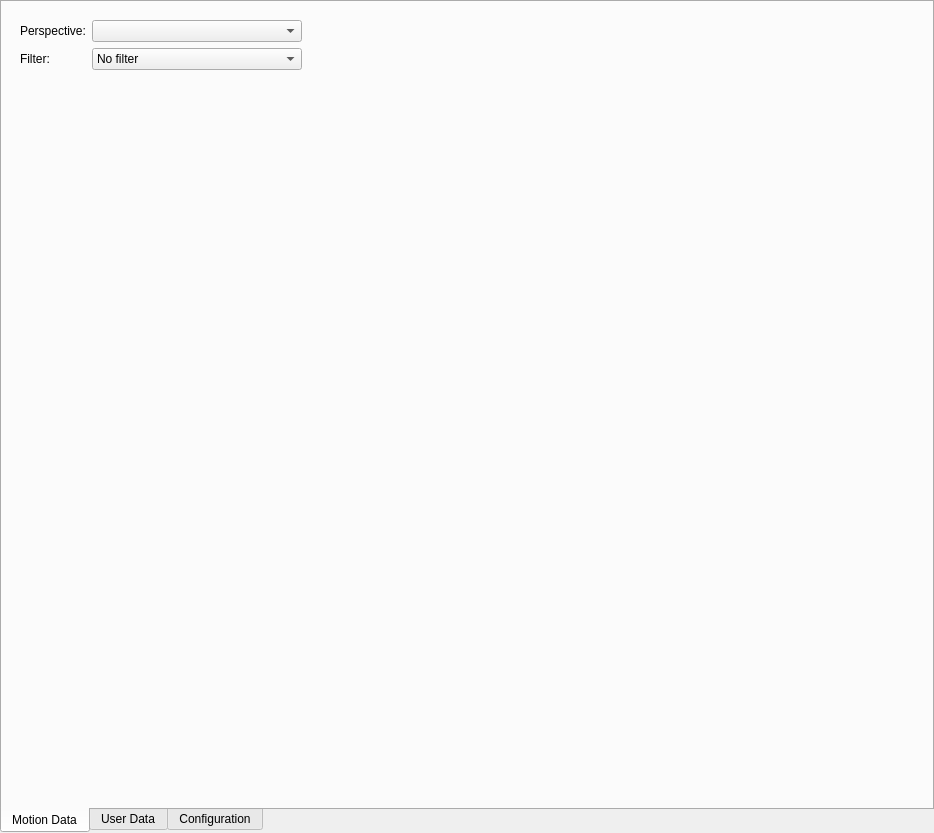
This is trunk/src/edr/src/plugins/newCommunication/ui/DataSourceWidget.ui in mk4me/hm-mde-one as Qt 5 draws it before an edit. The edited form follows.
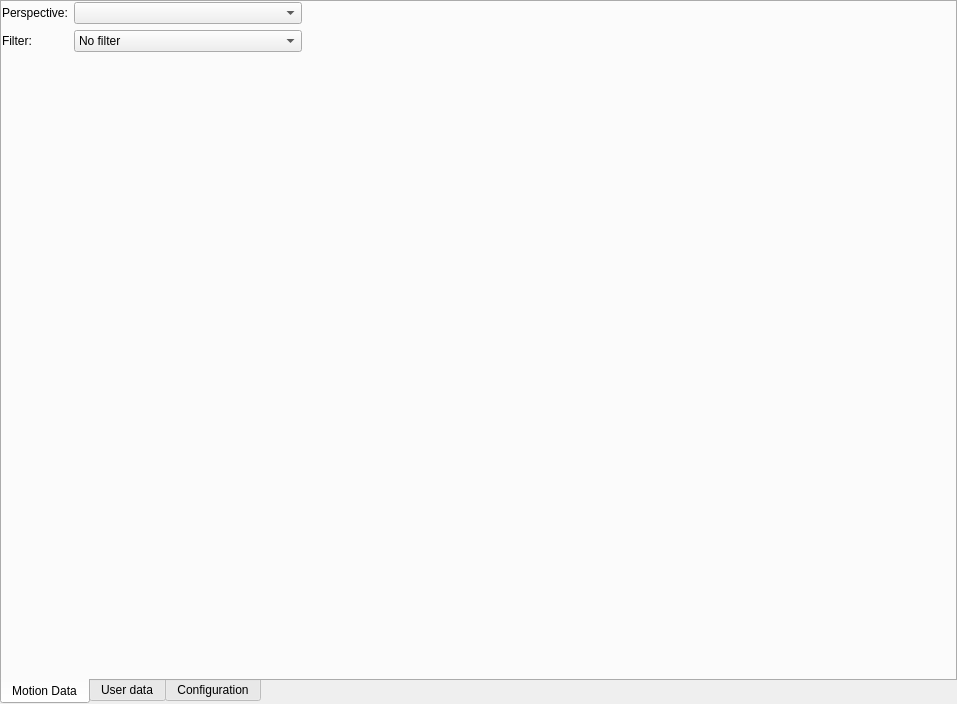
This is the edited form. The open tabs and pages were chosen to show the change. Icons and pictures are not drawn.

Patch:
```diff
--- a/trunk/src/edr/src/plugins/newCommunication/ui/DataSourceWidget.ui
+++ b/trunk/src/edr/src/plugins/newCommunication/ui/DataSourceWidget.ui
@@ -6,8 +6,8 @@
    <rect>
     <x>0</x>
     <y>0</y>
-    <width>934</width>
-    <height>833</height>
+    <width>957</width>
+    <height>704</height>
    </rect>
   </property>
   <property name="windowTitle">
@@ -28,6 +28,9 @@
     <string>Motion Data</string>
    </attribute>
    <layout class="QHBoxLayout" name="horizontalLayout_3">
+    <property name="margin">
+     <number>0</number>
+    </property>
     <item>
      <widget class="QWidget" name="dataViewWidget" native="true">
       <property name="sizePolicy">
@@ -49,6 +52,9 @@
        </size>
       </property>
       <layout class="QVBoxLayout" name="verticalLayout_6">
+       <property name="margin">
+        <number>0</number>
+       </property>
        <item>
         <layout class="QHBoxLayout" name="horizontalLayout_5">
          <property name="sizeConstraint">
@@ -113,7 +119,7 @@
      <normaloff>:/newCommunication/icons/osobowe.png</normaloff>:/newCommunication/icons/osobowe.png</iconset>
    </attribute>
    <attribute name="title">
-    <string>User Data</string>
+    <string>User data</string>
    </attribute>
   </widget>
   <widget class="QWidget" name="configTab">
```
Left out of the diff: 8 changed lines with no effect on the pictures.
